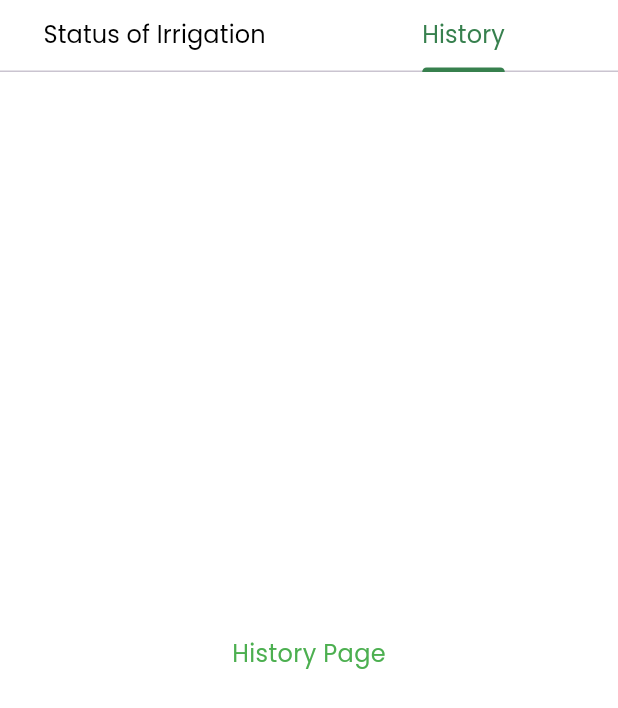
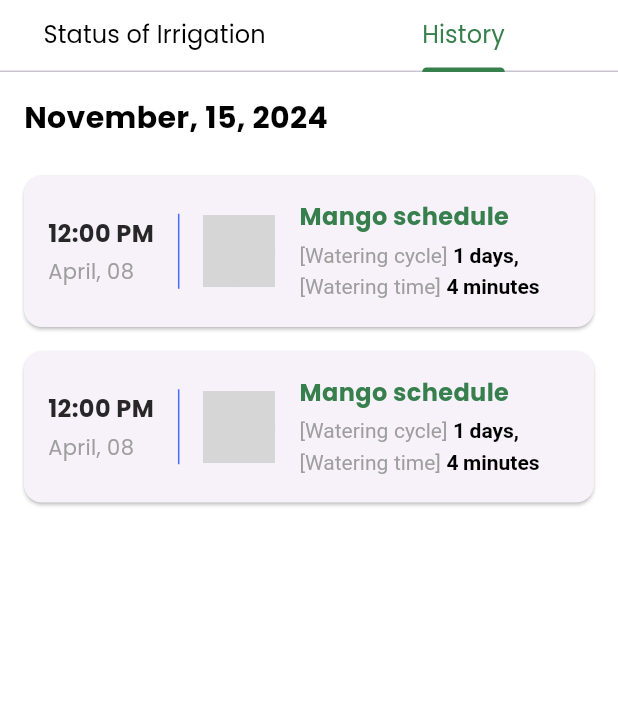
Before and after one commit to minhhieu181002/smart_farm_capstone_project, a Flutter app: the IrrigationScreen screen opened directly, tab 2 chosen, on a phone screen of 412 x 824 dp. Shown: the top 708 px of the screen. Run offline on Flutter 3.47's test engine with Material 3 defaults, Android fonts, the phone set to English and light mode, and no system bars; our stand-ins replace connectivity_plus, fl_chart, flutter_svg, get, get_storage, google_fonts and 3 more; accounts and stored records are empty; network calls fail; grey boxes are pictures that could not be loaded.

Commit message:
schedule history screen

```diff
--- /dev/null
+++ b/lib/features/authentication/screens/irrigation/history/historyScreen.dart
@@ -0,0 +1,53 @@
+import 'package:flutter/material.dart';
+import 'widget/historyCard.dart';
+import 'package:intl/intl.dart';
+
+class HistoryScreen extends StatelessWidget {
+  final DateTime date; // Accepts date as a parameter
+
+  const HistoryScreen({Key? key, required this.date}) : super(key: key);
+
+  @override
+  Widget build(BuildContext context) {
+    // Format the date to display "Month, Day, Year"
+    String formattedDate = DateFormat('MMMM, dd, yyyy').format(date);
+
+    return Scaffold(
+      body: Padding(
+        padding: const EdgeInsets.all(16.0),
+        child: Column(
+          crossAxisAlignment: CrossAxisAlignment.start,
+          children: [
+            // Title with formatted date
+            Text(
+              formattedDate,
+              style: const TextStyle(
+                fontSize: 20.0,
+                fontWeight: FontWeight.bold,
+                color: Colors.black,
+              ),
+            ),
+            const SizedBox(height: 16),
+
+            // Expanded ListView for history items
+            Expanded(
+              child: ListView.builder(
+                itemCount: 2, // Adjust this count based on your data source
+                itemBuilder: (context, index) {
+                  return const HistoryCard(
+                    time: "12:00 PM",
+                    date: "April, 08", // Example date, you can make it dynamic
+                    imageUrl: 'https://via.placeholder.com/100',
+                    scheduleName: "Mango schedule",
+                    wateringCycle: "1 days",
+                    wateringTime: "4 minutes",
+                  );
+                },
+              ),
+            ),
+          ],
+        ),
+      ),
+    );
+  }
+}
--- /dev/null
+++ b/lib/features/authentication/screens/irrigation/history/widget/historyCard.dart
@@ -0,0 +1,128 @@
+import 'package:flutter/material.dart';
+import 'package:greenfarm_capstone_project/utils/constants/colors.dart';
+import 'package:greenfarm_capstone_project/utils/constants/sizes.dart';
+
+class HistoryCard extends StatelessWidget {
+  final String time;
+  final String date;
+  final String imageUrl;
+  final String scheduleName;
+  final String wateringCycle;
+  final String wateringTime;
+
+  const HistoryCard({
+    Key? key,
+    required this.time,
+    required this.date,
+    required this.imageUrl,
+    required this.scheduleName,
+    required this.wateringCycle,
+    required this.wateringTime,
+  }) : super(key: key);
+
+  @override
+  Widget build(BuildContext context) {
+    return Card(
+      shape: RoundedRectangleBorder(borderRadius: BorderRadius.circular(12)),
+      margin: const EdgeInsets.symmetric(vertical: 8),
+      child: Padding(
+        padding: const EdgeInsets.all(16),
+        child: Row(
+          children: [
+            // Time and Date Column
+            Column(
+              crossAxisAlignment: CrossAxisAlignment.start,
+              children: [
+                Text(
+                  time,
+                  style: TextStyle(
+                    fontSize: TSizes.fontSizeMd,
+                    fontWeight: FontWeight.bold,
+                  ),
+                ),
+                const SizedBox(height: 4),
+                Text(
+                  date,
+                  style: TextStyle(
+                    fontSize: TSizes.fontSizeSm,
+                    color: Colors.grey,
+                  ),
+                ),
+              ],
+            ),
+            const SizedBox(width: 16),
+
+            // Vertical Divider
+            Container(
+              height: 50,
+              width: 1,
+              color: TColors.primary,
+            ),
+            const SizedBox(width: 16),
+
+            // Image and Information Column
+            CircleAvatar(
+              radius: 24,
+              backgroundImage: NetworkImage(imageUrl),
+            ),
+            const SizedBox(width: 16),
+
+            // Schedule Information Column
+            Expanded(
+              child: Column(
+                crossAxisAlignment: CrossAxisAlignment.start,
+                children: [
+                  Text(
+                    scheduleName,
+                    style: TextStyle(
+                      fontSize: TSizes.fontSizeMd,
+                      fontWeight: FontWeight.bold,
+                      color: TColors.accent,
+                    ),
+                  ),
+                  const SizedBox(height: 4),
+                  RichText(
+                    text: TextSpan(
+                      children: [
+                        TextSpan(
+                          text: '[Watering cycle] ',
+                          style: TextStyle(
+                            fontSize: TSizes.fontSizeSm,
+                            color: Colors.grey,
+                          ),
+                        ),
+                        TextSpan(
+                          text: '$wateringCycle, ',
+                          style: TextStyle(
+                            fontSize: TSizes.fontSizeSm,
+                            fontWeight: FontWeight.bold,
+                            color: Colors.black,
+                          ),
+                        ),
+                        TextSpan(
+                          text: '[Watering time] ',
+                          style: TextStyle(
+                            fontSize: TSizes.fontSizeSm,
+                            color: Colors.grey,
+                          ),
+                        ),
+                        TextSpan(
+                          text: wateringTime,
+                          style: TextStyle(
+                            fontSize: TSizes.fontSizeSm,
+                            fontWeight: FontWeight.bold,
+                            color: Colors.black,
+                          ),
+                        ),
+                      ],
+                    ),
+                  ),
+                ],
+              ),
+            ),
+          ],
+        ),
+      ),
+    );
+  }
+}
--- a/lib/features/authentication/screens/irrigation/irrigationScreen.dart
+++ b/lib/features/authentication/screens/irrigation/irrigationScreen.dart
@@ -2,12 +2,13 @@ import 'package:flutter/material.dart';
 import 'package:greenfarm_capstone_project/utils/constants/colors.dart';
 import 'package:greenfarm_capstone_project/utils/constants/image_strings.dart';
 import 'statusOfIrrigation/widget/irrigationCard.dart';
-
+import 'history/historyScreen.dart';
 class IrrigationScreen extends StatelessWidget {
   const IrrigationScreen({Key? key}) : super(key: key);
 
   @override
   Widget build(BuildContext context) {
+    DateTime historyDate = DateTime.now();
     return DefaultTabController(
       length: 2, // Two tabs: Status and History
       child: Scaffold(
@@ -57,12 +58,7 @@ class IrrigationScreen extends StatelessWidget {
                   ),
 
                   // History Tab (can be populated later)
-                  const Center(
-                    child: Text(
-                      "History Page",
-                      style: TextStyle(fontSize: 16, color: Colors.green), // Text color
-                    ),
-                  ),
+                  HistoryScreen(date: historyDate),
                 ],
               ),
             ),
```
